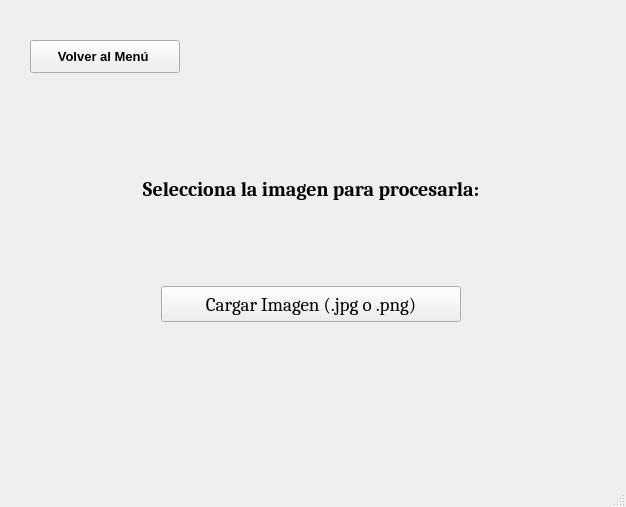
Old version of the form archivosUI/ImagenMenuVista.ui in the repository SofiaMarcano/TrabajoFinal.
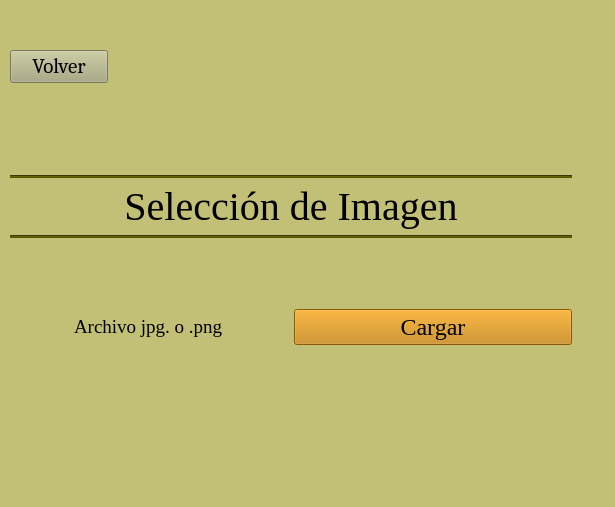
New version of the form. Icons and pictures are not drawn.

Diff of the .ui file:
```diff
--- a/archivosUI/ImagenMenuVista.ui
+++ b/archivosUI/ImagenMenuVista.ui
@@ -9,7 +9,7 @@
    <rect>
     <x>0</x>
     <y>0</y>
-    <width>626</width>
+    <width>615</width>
     <height>507</height>
    </rect>
   </property>
@@ -32,19 +32,15 @@
    <enum>Qt::LeftToRight</enum>
   </property>
   <property name="styleSheet">
-   <string notr="true">QWidget#centralwidget {
-    background-image: url(:/Img/ventana.png);
-    border-image: url(:/Img/ventana.png) 0 0 0 0 stretch stretch;
-    background-color: transparent;
-}
+   <string notr="true">background-color: rgb(194, 192, 118);
 </string>
   </property>
   <widget class="QWidget" name="centralwidget">
    <widget class="QWidget" name="verticalLayoutWidget">
     <property name="geometry">
      <rect>
-      <x>30</x>
-      <y>40</y>
+      <x>10</x>
+      <y>50</y>
       <width>562</width>
       <height>401</height>
      </rect>
@@ -63,22 +59,23 @@
        </property>
        <property name="minimumSize">
         <size>
-         <width>106</width>
+         <width>98</width>
          <height>33</height>
         </size>
        </property>
        <property name="maximumSize">
         <size>
-         <width>150</width>
-         <height>16777215</height>
+         <width>70</width>
+         <height>33</height>
         </size>
        </property>
        <property name="font">
         <font>
-         <pointsize>10</pointsize>
-         <weight>75</weight>
+         <family>Cambria</family>
+         <pointsize>16</pointsize>
+         <weight>50</weight>
          <italic>false</italic>
-         <bold>true</bold>
+         <bold>false</bold>
          <underline>false</underline>
          <kerning>true</kerning>
         </font>
@@ -89,8 +86,11 @@
        <property name="autoFillBackground">
         <bool>false</bool>
        </property>
+       <property name="styleSheet">
+        <string notr="true">background-color: rgb(170, 170, 127);</string>
+       </property>
        <property name="text">
-        <string>Volver al Menú </string>
+        <string>Volver</string>
        </property>
        <property name="iconSize">
         <size>
@@ -126,27 +126,47 @@
        </property>
       </spacer>
      </item>
+     <item>
+      <widget class="Line" name="line">
+       <property name="styleSheet">
+        <string notr="true">background-color: rgb(85, 85, 0);</string>
+       </property>
+       <property name="orientation">
+        <enum>Qt::Horizontal</enum>
+       </property>
+      </widget>
+     </item>
      <item>
       <widget class="QLabel" name="label">
        <property name="font">
         <font>
-         <family>Cambria</family>
-         <pointsize>15</pointsize>
-         <weight>75</weight>
-         <bold>true</bold>
+         <family>Times New Roman</family>
+         <pointsize>30</pointsize>
+         <weight>50</weight>
+         <bold>false</bold>
         </font>
        </property>
        <property name="layoutDirection">
         <enum>Qt::LeftToRight</enum>
        </property>
        <property name="text">
-        <string>Selecciona la imagen para procesarla:</string>
+        <string>Selección de Imagen</string>
        </property>
        <property name="alignment">
         <set>Qt::AlignCenter</set>
        </property>
       </widget>
      </item>
+     <item>
+      <widget class="Line" name="line_2">
+       <property name="styleSheet">
+        <string notr="true">background-color: rgb(85, 85, 0);</string>
+       </property>
+       <property name="orientation">
+        <enum>Qt::Horizontal</enum>
+       </property>
+      </widget>
+     </item>
      <item>
       <spacer name="verticalSpacer">
        <property name="orientation">
@@ -160,36 +180,42 @@
        </property>
       </spacer>
      </item>
-     <item alignment="Qt::AlignHCenter|Qt::AlignVCenter">
-      <widget class="QPushButton" name="cargarBoton">
-       <property name="sizePolicy">
-        <sizepolicy hsizetype="Minimum" vsizetype="Fixed">
-         <horstretch>4</horstretch>
-         <verstretch>0</verstretch>
-        </sizepolicy>
-       </property>
-       <property name="minimumSize">
-        <size>
-         <width>300</width>
-         <height>36</height>
-        </size>
-       </property>
-       <property name="maximumSize">
-        <size>
-         <width>400</width>
-         <height>36</height>
-        </size>
-       </property>
-       <property name="font">
-        <font>
-         <family>Cambria</family>
-         <pointsize>14</pointsize>
-        </font>
-       </property>
-       <property name="text">
-        <string>Cargar Imagen (.jpg o .png)</string>
-       </property>
-      </widget>
+     <item>
+      <layout class="QFormLayout" name="formLayout"/>
+     </item>
+     <item>
+      <layout class="QHBoxLayout" name="horizontalLayout">
+       <item alignment="Qt::AlignHCenter">
+        <widget class="QLabel" name="label_2">
+         <property name="font">
+          <font>
+           <family>Times New Roman</family>
+           <pointsize>14</pointsize>
+          </font>
+         </property>
+         <property name="text">
+          <string>Archivo jpg. o .png</string>
+         </property>
+        </widget>
+       </item>
+       <item>
+        <widget class="QPushButton" name="cargarBoton">
+         <property name="font">
+          <font>
+           <family>Times New Roman</family>
+           <pointsize>18</pointsize>
+          </font>
+         </property>
+         <property name="styleSheet">
+          <string notr="true">background-color: rgb(195, 126, 6);
+border-color: rgb(26, 26, 26);</string>
+         </property>
+         <property name="text">
+          <string>Cargar</string>
+         </property>
+        </widget>
+       </item>
+      </layout>
      </item>
      <item>
       <spacer name="verticalSpacer_2">
```
Left out of the diff: 2 changed lines with no effect on the pictures.
